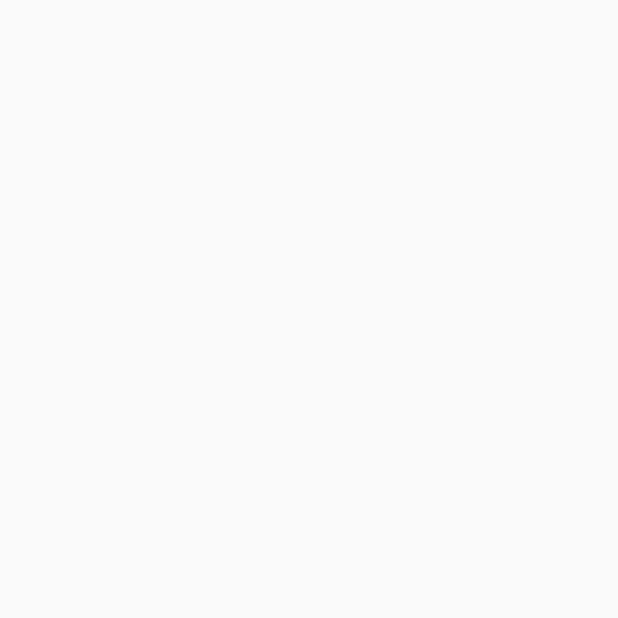
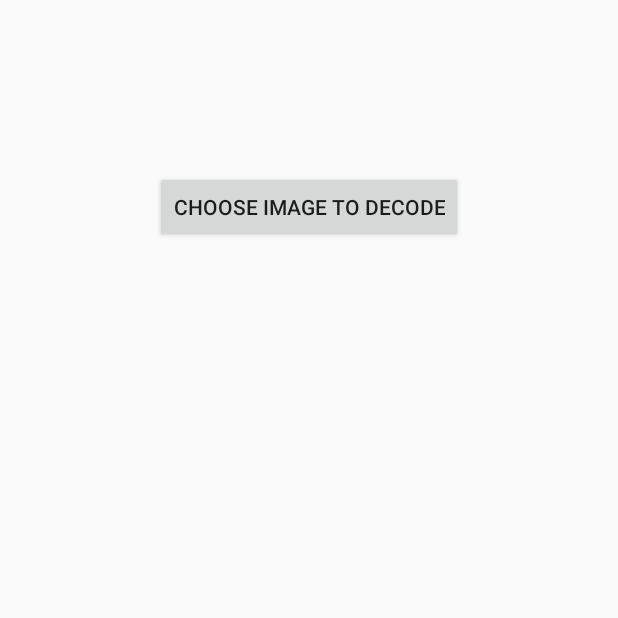
Before and after one commit to Saluki/stegano-app, an Android app: the ShowGallery screen opened directly, with no data from a screen before it, on a phone screen of 412 x 824 dp, the top half of it. Before the commit the part shown is empty. Run offline under Robolectric (Android 15) with nearby library versions, the phone set to English and light mode, and no system bars.

Commit message:
- added front-end decoding implementation

```diff
--- a/app/src/main/java/ovh/gorillahack/steganoapp/ChoosePic.java
+++ b/app/src/main/java/ovh/gorillahack/steganoapp/ChoosePic.java
@@ -138,7 +138,6 @@ public class ChoosePic extends AppCompatActivity {
                 dialog.cancel();
             }
         });
-
         builder.show();
     }
 
--- a/app/src/main/java/ovh/gorillahack/steganoapp/algorithm/SteganoEncoder.java
+++ b/app/src/main/java/ovh/gorillahack/steganoapp/algorithm/SteganoEncoder.java
@@ -51,6 +51,11 @@ public class SteganoEncoder {
         return this.pictureBitmap;
     }
 
+    //todo: sache que cette methode est vide, mais elle existe
+    public String decode() {
+        return null;
+    }
+
     protected int[] getBinarySequence(String text) {
         return null; // TODO
     }
--- a/app/src/main/res/layout/activity_show_gallery.xml
+++ b/app/src/main/res/layout/activity_show_gallery.xml
@@ -7,4 +7,16 @@
     android:paddingRight="@dimen/activity_horizontal_margin"
     android:paddingTop="@dimen/activity_vertical_margin"
     android:paddingBottom="@dimen/activity_vertical_margin"
-    tools:context="ovh.gorillahack.steganoapp.ShowGallery"></RelativeLayout>
+    tools:context="ovh.gorillahack.steganoapp.ShowGallery">
+
+
+    <Button
+        android:layout_width="wrap_content"
+        android:layout_height="wrap_content"
+        android:text="@string/choose_image_to_decode"
+        android:id="@+id/chooseDecPicBT"
+        android:layout_marginTop="98dp"
+        android:layout_alignParentTop="true"
+        android:layout_centerHorizontal="true"
+        android:onClick="showGallery" />
+</RelativeLayout>
--- a/app/src/main/res/values/strings.xml
+++ b/app/src/main/res/values/strings.xml
@@ -13,7 +13,9 @@
     <string name="informations">This app allows you to hide a message in a picture using watermarking (more precisely: LRB)</string>
     <string name="messageToEnc">Message to encode:</string>
     <string name="cancel">cancel</string>
-    <string name="image_encrypt_succ">Image encoded successfully</string>
+    <string name="image_encrypt_succ">Image encoded successfully \n It is now in you gallery</string>
     <string name="error">The application has encountered an error</string>
     <string name="ok">OK</string>
+    <string name="choose_image_to_decode">Choose image to decode</string>
+    <string name="this_is_the_mess">This is the message: \n</string>
 </resources>
```
Also changed, not shown: app/src/main/java/ovh/gorillahack/steganoapp/ShowGallery.java (+32 -1 lines).
